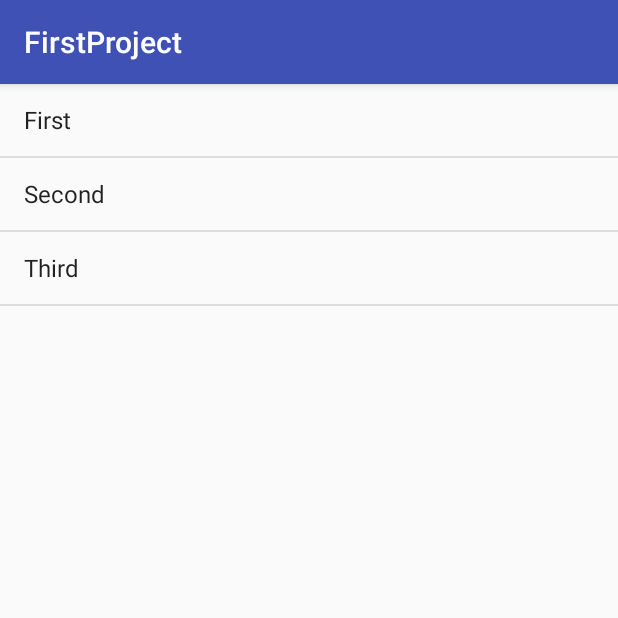
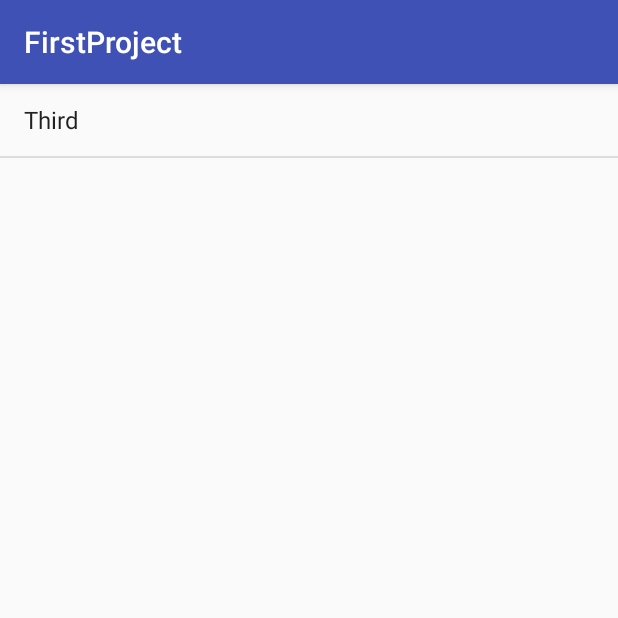
Before and after one commit to fabiensebban/CoursAndroid, an Android app: the screen it shows after launch (MainActivity), after a tap on "Second", on a phone screen of 412 x 824 dp, the top half of it. Run offline under Robolectric (Android 15) with nearby library versions, the phone set to English and light mode, and no system bars; 1 other tap on this screen came first.

Commit message:
27-09 - Exercice 3

```diff
--- a/app/src/main/java/com/example/fabiansebban/firstproject/MainActivity.java
+++ b/app/src/main/java/com/example/fabiansebban/firstproject/MainActivity.java
@@ -23,16 +23,18 @@ public class MainActivity extends AppCompatActivity {
 
         final ArrayAdapter<String> listAdapter = new ArrayAdapter<String>(this, android.R.layout.simple_list_item_1);
 
+        listAdapter.add("First");
+        listAdapter.add("Second");
+        listAdapter.add("Third");
+
         mainListView.setOnItemClickListener(new AdapterView.OnItemClickListener() {
             @Override
             public void onItemClick(AdapterView<?> parent, View view, int position, long id) {
-                Toast.makeText(getApplicationContext(), listAdapter.getItem(position), Toast.LENGTH_LONG).show();
+                Toast.makeText(getApplicationContext(), listAdapter.getItem(position) + " Removed", Toast.LENGTH_LONG).show();
+
+                listAdapter.remove(listAdapter.getItem(position));
             }
         });
-
-        listAdapter.add("First");
-        listAdapter.add("Second");
-        listAdapter.add("Third");
 
 
         mainListView.setAdapter(listAdapter);
```
